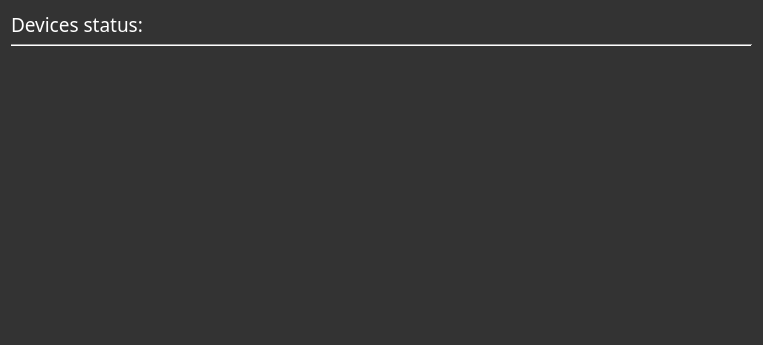
Above: multibench/widgets/groupstatusdialog.ui from IlyaZh/Maiman-MCBS before the change. Below: the same form after it.
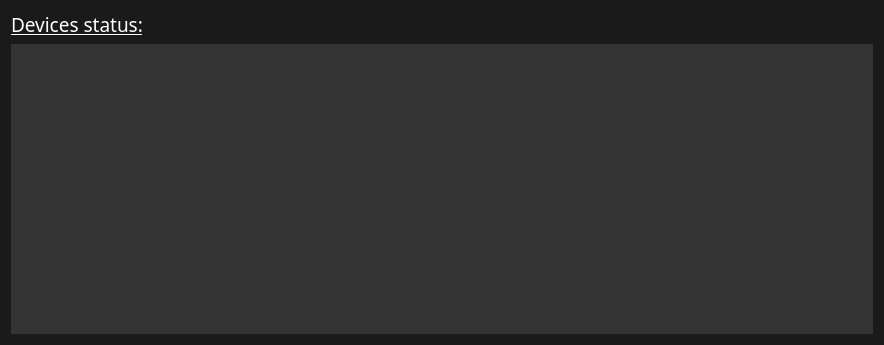
That is the form after the change.

Commit message: переделано окно создание групп

Diff of the .ui file:
```diff
--- a/multibench/widgets/groupstatusdialog.ui
+++ b/multibench/widgets/groupstatusdialog.ui
@@ -6,7 +6,7 @@
    <rect>
     <x>0</x>
     <y>0</y>
-    <width>763</width>
+    <width>884</width>
     <height>345</height>
    </rect>
   </property>
@@ -21,7 +21,7 @@
   </property>
   <property name="styleSheet">
    <string notr="true">QDialog{
-	background: rgb(51,51,51);
+	background: #1A1A1A;
 }
 QLabel {
 	color: #fff;
@@ -47,8 +47,9 @@
      </property>
      <property name="font">
       <font>
-       <family>Share Tech Mono</family>
+       <family>Poppins</family>
        <pointsize>14</pointsize>
+       <underline>true</underline>
       </font>
      </property>
      <property name="styleSheet">
@@ -61,13 +62,6 @@
      </property>
     </widget>
    </item>
-   <item>
-    <widget class="Line" name="line">
-     <property name="orientation">
-      <enum>Qt::Horizontal</enum>
-     </property>
-    </widget>
-   </item>
    <item>
     <widget class="QScrollArea" name="scrollArea">
      <property name="styleSheet">
@@ -90,8 +84,8 @@
        <rect>
         <x>0</x>
         <y>0</y>
-        <width>745</width>
-        <height>290</height>
+        <width>866</width>
+        <height>287</height>
        </rect>
       </property>
       <property name="styleSheet">
```
The commit also changes 5 other files.
